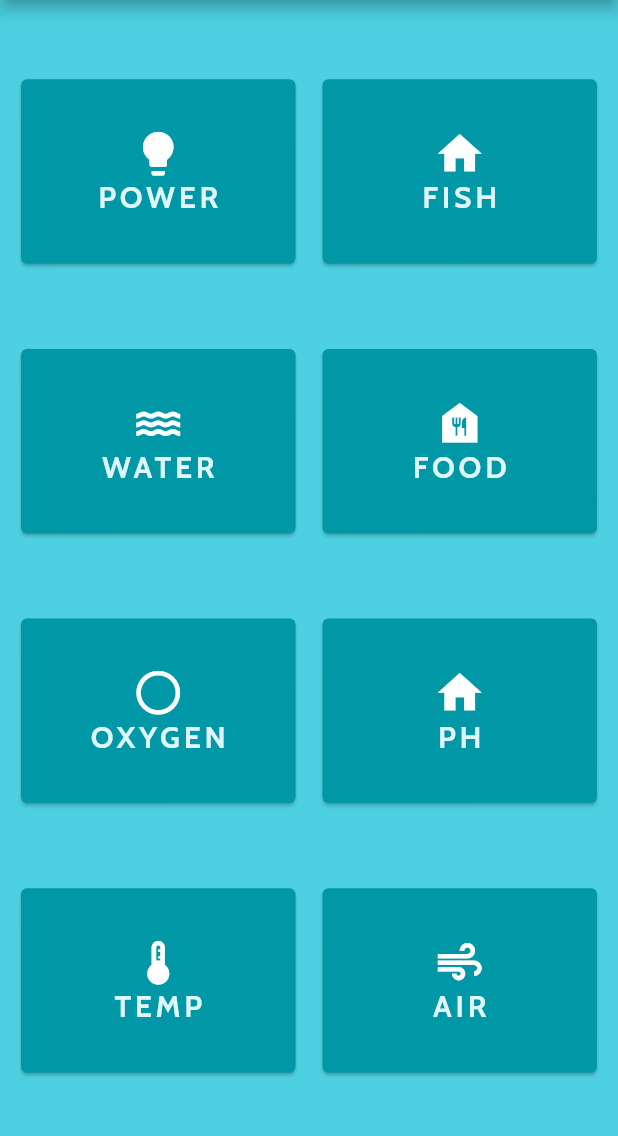
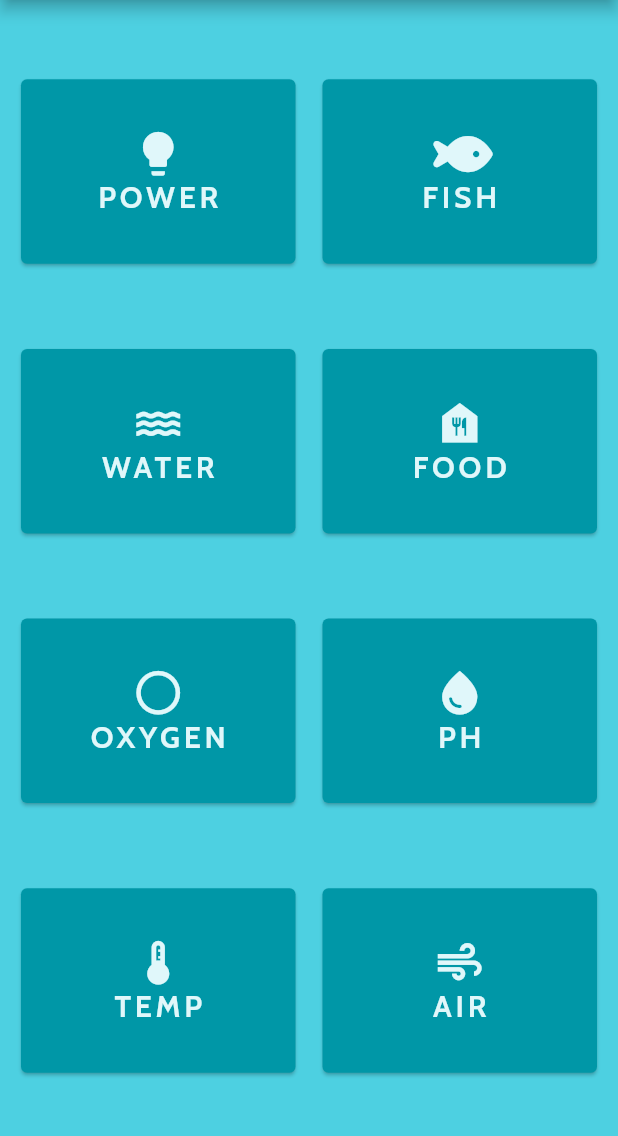
Before and after one commit to eqrakhattak/smart-biofloc-monitoring, a Flutter app: the screen it shows after launch, on a phone screen of 412 x 824 dp, the part 84-1220 px from its top. Run offline on Flutter 3.47's test engine with Material 2 defaults, Android fonts, the light colour scheme and no system bars; our stand-ins replace font_awesome_flutter.

Commit message:
Minor Changes

```diff
--- a/sci_fish/lib/control_page.dart
+++ b/sci_fish/lib/control_page.dart
@@ -1,46 +1,19 @@
 import 'package:flutter/material.dart';
+import 'package:font_awesome_flutter/font_awesome_flutter.dart';
+import 'controller_card.dart';
+import 'icon_content.dart';
+
+const Color activeCardColor = Color(0xFF0097A7);
 
 class ControlPage extends StatefulWidget {
+  final String title;
   const ControlPage({Key? key, required this.title}) : super(key: key);
-
-  final String title;
 
   @override
   State<ControlPage> createState() => _ControlPageState();
 }
 
 class _ControlPageState extends State<ControlPage> {
-
-  Card buildCard({required IconData icon, required String text}){
-    return Card(
-      color: Colors.cyan[700],
-      child: Padding(
-        padding: const EdgeInsets.all(32.0),
-        child: Center(
-          child: Column(
-            mainAxisSize: MainAxisSize.min,
-            children: [
-              Icon(
-                icon,
-                size: 35.0,
-                color: Colors.white,
-              ),
-              Text(
-                text,
-                style: TextStyle(
-                  color: Colors.cyan[50],
-                  fontSize: 20.0,
-                  fontFamily: 'Cabin',
-                  fontWeight: FontWeight.bold,
-                  letterSpacing: 2.5,
-                ),
-              ),
-            ],
-          ),
-        ),
-      ),
-    );
-  }
 
   @override
   Widget build(BuildContext context) {
@@ -52,18 +25,30 @@ class _ControlPageState extends State<ControlPage> {
       ),
       body: SafeArea(
         child: Padding(
-          padding: EdgeInsets.only(left: 10.0, right: 10.0),
+          padding: const EdgeInsets.only(left: 10.0, right: 10.0),
           child: Row(
             mainAxisAlignment: MainAxisAlignment.spaceEvenly,
             children: [
               Expanded(
                 child: Column(
                   mainAxisAlignment: MainAxisAlignment.spaceEvenly,
-                  children: [
-                    buildCard(icon: Icons.lightbulb, text: 'POWER'),
-                    buildCard(icon: Icons.water, text: 'WATER'),
-                    buildCard(icon: Icons.circle_outlined, text: 'OXYGEN'),
-                    buildCard(icon: Icons.thermostat, text: 'TEMP'),
+                  children: const [
+                    ControllerCard(
+                      bgColor: activeCardColor,
+                      cardChild: IconContent(icon: Icons.lightbulb, label: 'POWER'),
+                    ),
+                    ControllerCard(
+                      bgColor: activeCardColor,
+                      cardChild: IconContent(icon: Icons.water, label: 'WATER',),
+                    ),
+                    ControllerCard(
+                      bgColor: activeCardColor,
+                      cardChild: IconContent(icon: Icons.circle_outlined, label: 'OXYGEN',),
+                    ),
+                    ControllerCard(
+                      bgColor: activeCardColor,
+                      cardChild: IconContent(icon: Icons.thermostat, label: 'TEMP',),
+                    ),
                   ],
                 ),
               ),
@@ -73,11 +58,23 @@ class _ControlPageState extends State<ControlPage> {
               Expanded(
                 child: Column(
                   mainAxisAlignment: MainAxisAlignment.spaceEvenly,
-                  children: [
-                    buildCard(icon: Icons.home, text: 'FISH'),
-                    buildCard(icon: Icons.food_bank, text: 'FOOD'),
-                    buildCard(icon: Icons.home, text: 'PH'),
-                    buildCard(icon: Icons.air, text: 'AIR'),
+                  children: const[
+                    ControllerCard(
+                      bgColor: activeCardColor,
+                      cardChild: IconContent(icon: FontAwesomeIcons.fish, label: 'FISH',),
+                    ),
+                    ControllerCard(
+                      bgColor: activeCardColor,
+                      cardChild: IconContent(icon: Icons.food_bank, label: 'FOOD',),
+                    ),
+                    ControllerCard(
+                      bgColor: activeCardColor,
+                      cardChild: IconContent(icon: Icons.water_drop, label: 'PH',),
+                    ),
+                    ControllerCard(
+                      bgColor: activeCardColor,
+                      cardChild: IconContent(icon: Icons.air, label: 'AIR',),
+                    ),
                   ],
                 ),
               ),
--- /dev/null
+++ b/sci_fish/lib/controller_card.dart
@@ -0,0 +1,20 @@
+import 'package:flutter/material.dart';
+
+class ControllerCard extends StatelessWidget {
+  final Color bgColor;
+  final Widget cardChild;
+  const ControllerCard({required this.bgColor, required this.cardChild});
+
+  @override
+  Widget build(BuildContext context) {
+    return Card(
+      color: bgColor,
+      child: Padding(
+        padding: const EdgeInsets.all(32.0),
+        child: Center(
+          child: cardChild,
+        ),
+      ),
+    );
+  }
+}
--- /dev/null
+++ b/sci_fish/lib/icon_content.dart
@@ -0,0 +1,32 @@
+import 'package:flutter/material.dart';
+
+
+class IconContent extends StatelessWidget {
+  final IconData icon;
+  final String label;
+  const IconContent({required this.icon, required this.label});
+
+  @override
+  Widget build(BuildContext context) {
+    return Column(
+      mainAxisSize: MainAxisSize.min,
+      children: [
+        Icon(
+          icon,
+          size: 35.0,
+          color: const Color(0xFFE0F7FA),
+        ),
+        Text(
+          label,
+          style: const TextStyle(
+            color: Color(0xFFE0F7FA),
+            fontSize: 20.0,
+            fontFamily: 'Cabin',
+            fontWeight: FontWeight.bold,
+            letterSpacing: 2.5,
+          ),
+        ),
+      ],
+    );
+  }
+}
--- a/sci_fish/pubspec.yaml
+++ b/sci_fish/pubspec.yaml
@@ -22,10 +22,8 @@ dependencies:
   flutter:
     sdk: flutter
 
-
-  # The following adds the Cupertino Icons font to your application.
-  # Use with the CupertinoIcons class for iOS style icons.
   cupertino_icons: ^1.0.2
+  font_awesome_flutter: ^10.1.0
 
 dev_dependencies:
   flutter_test:
```
Also changed, not shown: sci_fish/pubspec.lock.
